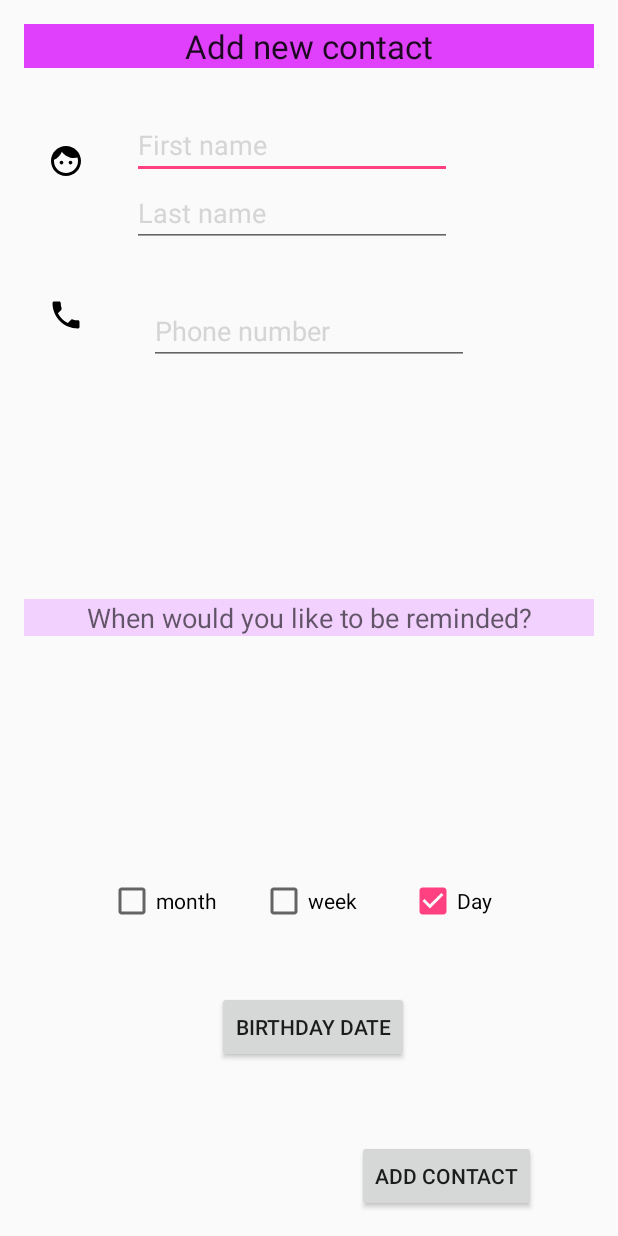
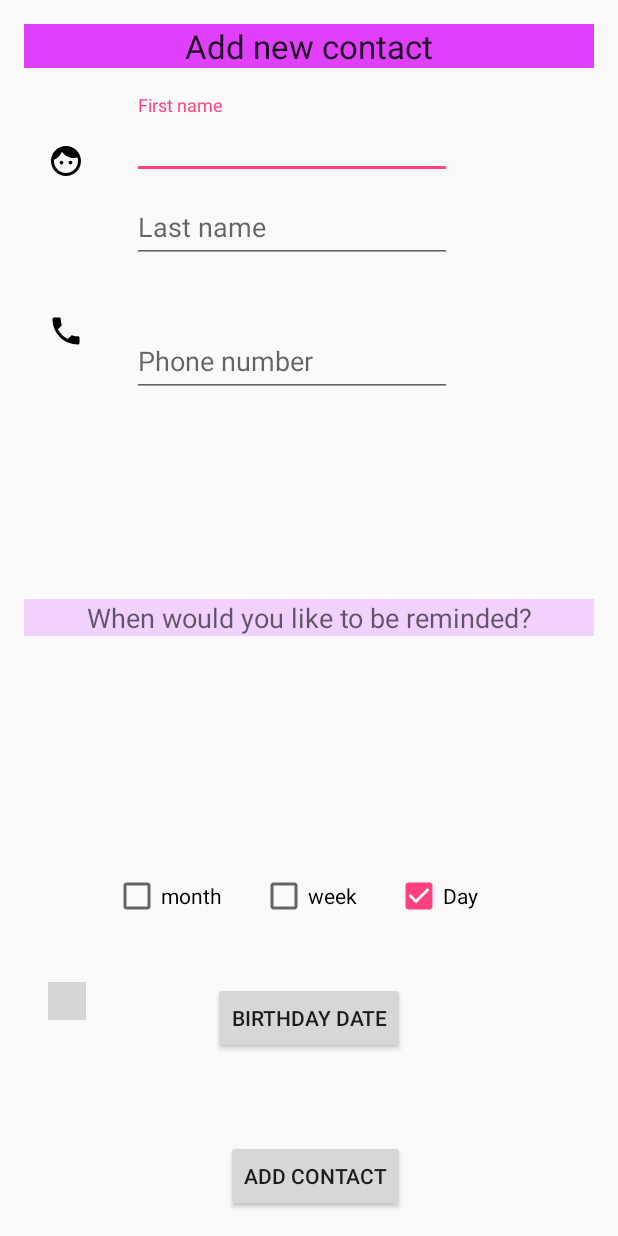
Before and after one commit to ydotco/HebrewBirthdayReminder, an Android app: the AddContact screen opened directly, with no data from a screen before it, on a phone screen of 412 x 824 dp. Run offline under Robolectric (Android 15) with nearby library versions, the phone set to English and light mode, and no system bars; grey boxes are pictures that could not be loaded.

Commit message:
TextInputLayout added

```diff
--- a/app/src/main/AndroidManifest.xml
+++ b/app/src/main/AndroidManifest.xml
@@ -24,7 +24,7 @@
             android:label="@string/title_activity_main2"
             android:theme="@style/AppTheme" />
         <activity android:name=".ContactList" />
-        <activity android:name=".AddContact" />
+        <activity android:name=".AddContact" android:noHistory="true" />
     </application>
 
 </manifest>
--- a/app/src/main/java/com/ydotco/hebrewbirthdayreminder/AddContact.java
+++ b/app/src/main/java/com/ydotco/hebrewbirthdayreminder/AddContact.java
@@ -10,6 +10,7 @@ import android.view.View;
 import android.widget.CheckBox;
 import android.widget.DatePicker;
 import android.widget.EditText;
+import android.widget.ProgressBar;
 import android.widget.Toast;
 
 public class AddContact extends AppCompatActivity {
@@ -18,6 +19,8 @@ public class AddContact extends AppCompatActivity {
     EditText etFName, etLName, etPhone;
     CheckBox cbWeek, cbMonth, cbDay;
     int yearx, monthx, dayx;
+    ProgressBar progressBar;
+
 
     static final int DIALOG_ID = 0;
 
@@ -33,6 +36,7 @@ public class AddContact extends AppCompatActivity {
         monthx = 8;
         dayx = 10;
         contact = new Contact();
+        progressBar= (ProgressBar) findViewById(R.id.loadingPanel);
         etFName = (EditText) findViewById(R.id.etFName);
         etLName = (EditText) findViewById(R.id.etLname);
         etPhone = (EditText) findViewById(R.id.etPhone);
@@ -53,6 +57,8 @@ public class AddContact extends AppCompatActivity {
             etLName.setError("please enter Last name");
             return;
         }
+        Toast.makeText(AddContact.this, fName+lName+phone, Toast.LENGTH_SHORT).show();
+        progressBar.setVisibility(View.VISIBLE);
         contact.fName = fName;
         contact.lName = lName;
         contact.phoneNumber = phone;
@@ -63,6 +69,7 @@ public class AddContact extends AppCompatActivity {
         contact.GetConvertedBDays(yearx,monthx,dayx);
         user.AddContact(contact,this);
         Toast.makeText(AddContact.this, "Contact Added Successfully!", Toast.LENGTH_SHORT).show();
+        progressBar.setVisibility(View.GONE);
         Intent intent=new Intent(this,Main2Activity.class);
         startActivity(intent);
     }
--- a/app/src/main/java/com/ydotco/hebrewbirthdayreminder/ContactAdapter.java
+++ b/app/src/main/java/com/ydotco/hebrewbirthdayreminder/ContactAdapter.java
@@ -8,6 +8,7 @@ import android.view.ViewGroup;
 import android.widget.ImageView;
 import android.widget.TextView;
 
+import java.util.ArrayList;
 import java.util.Collections;
 import java.util.List;
 
@@ -38,6 +39,11 @@ public class ContactAdapter extends RecyclerView.Adapter<ContactAdapter.ContactV
     public int getItemCount() {
         return contacts.size();
     }
+    public void setFilter(List<Contact> contactModels) {
+        contacts = new ArrayList<>();
+        contacts.addAll(contactModels);
+        notifyDataSetChanged();
+    }
 
     class ContactViewHolder extends RecyclerView.ViewHolder{
         ImageView imageView;
--- a/app/src/main/java/com/ydotco/hebrewbirthdayreminder/ContactList.java
+++ b/app/src/main/java/com/ydotco/hebrewbirthdayreminder/ContactList.java
@@ -3,20 +3,45 @@ package com.ydotco.hebrewbirthdayreminder;
 import android.os.Bundle;
 import android.support.v4.view.MenuItemCompat;
 import android.support.v7.app.AppCompatActivity;
+import android.support.v7.widget.LinearLayoutManager;
+import android.support.v7.widget.RecyclerView;
 import android.support.v7.widget.SearchView;
 import android.view.Menu;
 import android.view.MenuItem;
 
+import java.util.ArrayList;
+import java.util.List;
+
 public class ContactList extends AppCompatActivity implements SearchView.OnQueryTextListener {
+
+    private RecyclerView recyclerview;
+    private List<Contact> mContactModel;
+    private ContactAdapter adapter;
 
     @Override
     protected void onCreate(Bundle savedInstanceState) {
         super.onCreate(savedInstanceState);
         setContentView(R.layout.activity_contact_list);
+        recyclerview = (RecyclerView) findViewById(R.id.rvContactList);
+        LinearLayoutManager layoutManager = new LinearLayoutManager(this);
+        recyclerview.setLayoutManager(layoutManager);
+
+        //setHasOptionsMenu(true);
+        //String[] locales = Locale.getISOCountries();
+        mContactModel = new ArrayList<>();
+
+       // for (String countryCode : locales) {
+        //    Locale obj = new Locale("", countryCode);
+       //     mCountryModel.add(new CountryModel(obj.getDisplayCountry(), obj.getISO3Country()));
+       // }
+
+       // adapter = new RVAdapter(mCountryModel);
+      ////  recyclerview.setAdapter(adapter);
     }
 
     @Override
     public boolean onCreateOptionsMenu(Menu menu) {
+
         getMenuInflater().inflate(R.menu.contact_list_menu, menu);
         final MenuItem searchItem = menu.findItem(R.id.action_search);
         final SearchView searchView = (SearchView) MenuItemCompat.getActionView(searchItem);
--- a/app/src/main/java/com/ydotco/hebrewbirthdayreminder/Main2Activity.java
+++ b/app/src/main/java/com/ydotco/hebrewbirthdayreminder/Main2Activity.java
@@ -41,7 +41,6 @@ public class Main2Activity extends AppCompatActivity implements View.OnClickList
         recyclerView.setLayoutManager(new LinearLayoutManager(getApplication()));
 
         initcalView();
-
         //refresh data on calendarview
         //print upcoming events
 
@@ -93,6 +92,7 @@ public class Main2Activity extends AppCompatActivity implements View.OnClickList
     }
 
     private void initcalView() {
+
         //add dates to calendar
     }
     //when a date is clicked on show relevant contacts
--- a/app/src/main/res/layout/activity_add_contact.xml
+++ b/app/src/main/res/layout/activity_add_contact.xml
@@ -41,33 +41,51 @@
         android:paddingRight="16dp"
         android:paddingStart="16dp"
         android:src="@drawable/ic_call_black_24dp"
-        android:layout_below="@+id/etLname"
+        android:layout_below="@+id/simpleTextInputLayoutLName"
         android:layout_alignParentLeft="true"
         android:layout_alignParentStart="true"
         android:layout_marginTop="33dp" />
 
+
+    <android.support.design.widget.TextInputLayout
+        android:id="@+id/simpleTextInputLayoutFName"
+        android:layout_width="wrap_content"
+        android:layout_height="wrap_content"
+        android:layout_marginLeft="72dp"
+        android:layout_alignBottom="@+id/ivFName">
     <EditText
         android:id="@+id/etFName"
         android:layout_width="wrap_content"
         android:layout_height="wrap_content"
-        android:layout_alignBottom="@+id/ivFName"
-        android:layout_marginLeft="72dp"
         android:ems="10"
         android:hint="First name"
         android:inputType="textPersonName"
         android:textColorHint="#d6d5d5" />
+    </android.support.design.widget.TextInputLayout>
 
+    <android.support.design.widget.TextInputLayout
+        android:id="@+id/simpleTextInputLayoutLName"
+        android:layout_width="wrap_content"
+        android:layout_height="wrap_content"
+        android:layout_marginLeft="72dp"
+        android:layout_below="@+id/ivFName">
     <EditText
         android:id="@+id/etLname"
         android:layout_width="wrap_content"
         android:layout_height="wrap_content"
-        android:layout_marginLeft="72dp"
-        android:layout_below="@+id/ivFName"
         android:ems="10"
         android:hint="Last name"
         android:inputType="textPersonName"
         android:textColorHint="#d6d5d5" />
+    </android.support.design.widget.TextInputLayout>
 
+    <android.support.design.widget.TextInputLayout
+        android:id="@+id/simpleTextInputLayoutPhone"
+        android:layout_width="wrap_content"
+        android:layout_height="wrap_content"
+        android:layout_marginLeft="72dp"
+        android:layout_alignTop="@+id/imageView2"
+       >
     <EditText
         android:id="@+id/etPhone"
         android:layout_width="wrap_content"
@@ -75,10 +93,8 @@
         android:ems="10"
         android:hint="Phone number"
         android:inputType="phone"
-        android:textColorHint="#d6d5d5"
-        android:layout_marginLeft="72dp"
-        android:layout_alignTop="@+id/imageView2"
-        android:layout_centerHorizontal="true" />
+        android:textColorHint="#d6d5d5" />
+    </android.support.design.widget.TextInputLayout>
 
     <CheckBox
         android:id="@+id/cbMonth"
@@ -86,10 +102,9 @@
         android:layout_height="wrap_content"
         android:checked="false"
         android:text="month"
-        android:layout_marginBottom="44dp"
-        android:layout_above="@+id/btnDatePicker"
-        android:layout_toRightOf="@+id/imageView2"
-        android:layout_toEndOf="@+id/imageView2" />
+        android:layout_alignTop="@+id/cbWeek"
+        android:layout_toLeftOf="@+id/cbWeek"
+         />
 
     <CheckBox
         android:id="@+id/cbWeek"
@@ -97,8 +112,11 @@
         android:layout_height="wrap_content"
         android:checked="false"
         android:text="week"
-        android:layout_alignTop="@+id/cbMonth"
-        android:layout_centerHorizontal="true" />
+        android:layout_above="@+id/btnDatePicker"
+        android:layout_centerHorizontal="true"
+        android:layout_marginLeft="25dp"
+        android:layout_marginRight="25dp"
+        android:layout_marginBottom="41dp" />
 
     <CheckBox
         android:id="@+id/cbDay"
@@ -107,8 +125,8 @@
         android:checked="true"
         android:text="Day"
         android:layout_alignTop="@+id/cbWeek"
-        android:layout_toRightOf="@+id/btnDatePicker"
-        android:layout_toEndOf="@+id/btnDatePicker" />
+        android:layout_toRightOf="@+id/cbWeek"
+         />
 
     <TextView
         android:id="@+id/tvReminded"
@@ -128,20 +146,43 @@
         android:layout_height="wrap_content"
         android:onClick="chooseDateBtnClick"
         android:text="Birthday date"
+        android:layout_marginBottom="57dp"
         android:layout_above="@+id/btnAdd"
-        android:layout_toRightOf="@+id/cbMonth"
-        android:layout_toEndOf="@+id/cbMonth"
-        android:layout_marginBottom="51dp" />
+        android:layout_centerHorizontal="true" />
 
     <Button
         android:id="@+id/btnAdd"
         android:layout_width="wrap_content"
         android:layout_height="wrap_content"
+        android:onClick="AddContactBtnClick"
+        android:text="add contact"
         android:layout_alignParentBottom="true"
-        android:layout_toEndOf="@+id/cbWeek"
-        android:layout_toRightOf="@+id/cbWeek"
-        android:onClick="AddContactBtnClick"
-        android:text="add contact" />
+        android:layout_alignRight="@+id/btnDatePicker"
+        android:layout_alignEnd="@+id/btnDatePicker" />
+
+    <ImageView
+        android:layout_width="25dp"
+        android:layout_height="25dp"
+        android:layout_marginLeft="16dp"
+        android:id="@+id/ivChooseDate"
+        android:src="@drawable/ic_birthday_cake"
+        android:layout_below="@+id/cbWeek"
+        android:layout_alignParentLeft="true"
+        android:layout_alignParentStart="true" />
+
+    <RelativeLayout
+
+        android:layout_width="match_parent"
+        android:layout_height="match_parent"
+        android:gravity="center" >
+
+        <ProgressBar
+            android:id="@+id/loadingPanel"
+            android:layout_width="wrap_content"
+            android:layout_height="wrap_content"
+            android:indeterminate="true"
+            android:visibility="invisible"/>
+    </RelativeLayout>
 
 
 </RelativeLayout>
--- a/app/src/main/res/layout/content_main2.xml
+++ b/app/src/main/res/layout/content_main2.xml
@@ -1,18 +1,22 @@
 <?xml version="1.0" encoding="utf-8"?>
 <LinearLayout xmlns:android="http://schemas.android.com/apk/res/android"
-    android:orientation="vertical" android:layout_width="match_parent"
-    android:layout_height="match_parent" android:id="@+id/llMain">
+    xmlns:app="http://schemas.android.com/apk/res-auto"
+    app:layout_behavior="@string/appbar_scrolling_view_behavior"
+    android:orientation="vertical"
+    android:layout_width="match_parent"
+    android:layout_height="match_parent"
+    android:id="@+id/llMain">
 
     <CalendarView
         android:layout_width="match_parent"
         android:layout_height="0dp"
         android:id="@+id/calendarView"
-        android:layout_weight="1.00"/>
+        android:layout_weight="0.77"/>
 
     <android.support.v7.widget.RecyclerView
         android:layout_width="match_parent"
         android:layout_height="0dp"
         android:id="@+id/rvCalendarContacts"
 
-        android:layout_weight="0.80" />
+        android:layout_weight="0.70" />
 </LinearLayout>
```
